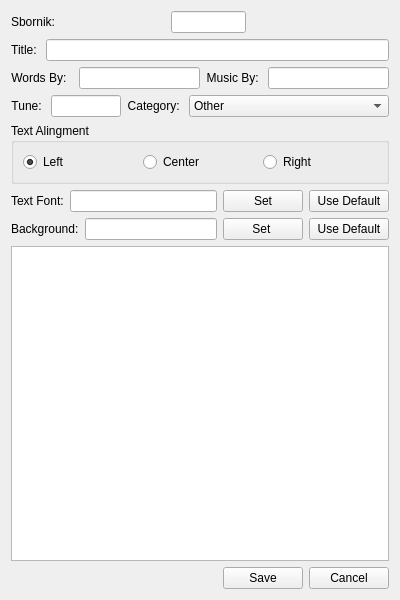
SoftProjector/src, file src/editwidget.ui: the form before one commit.
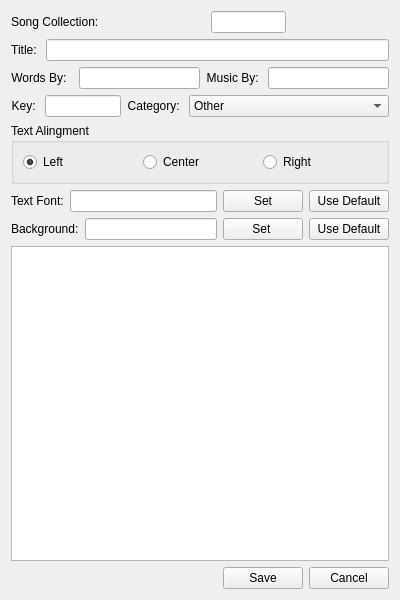
The form after the commit.

Commit message: Changed all user-visible occurrences of "sbornik" to "song collection". Changed occurrences of "tune" to "key".

The edit to the form file:
```diff
--- a/src/editwidget.ui
+++ b/src/editwidget.ui
@@ -25,7 +25,7 @@
      <item row="0" column="0">
       <widget class="QLabel" name="label">
        <property name="text">
-        <string>Sbornik: </string>
+        <string>Song Collection:</string>
        </property>
       </widget>
      </item>
@@ -119,7 +119,7 @@
      <item row="0" column="0">
       <widget class="QLabel" name="label_17">
        <property name="text">
-        <string>Tune: </string>
+        <string>Key: </string>
        </property>
        <property name="alignment">
         <set>Qt::AlignRight|Qt::AlignTrailing|Qt::AlignVCenter</set>
```
Left out of the diff: 2 changed lines with no effect on the pictures. The commit also changes 9 other files.
